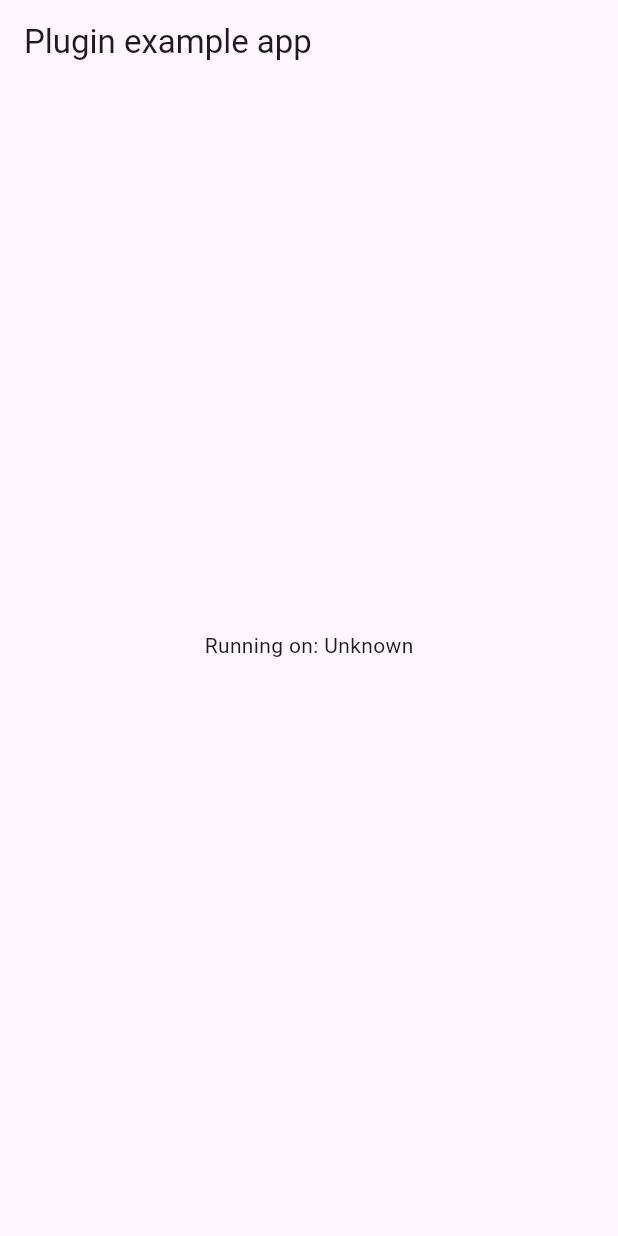
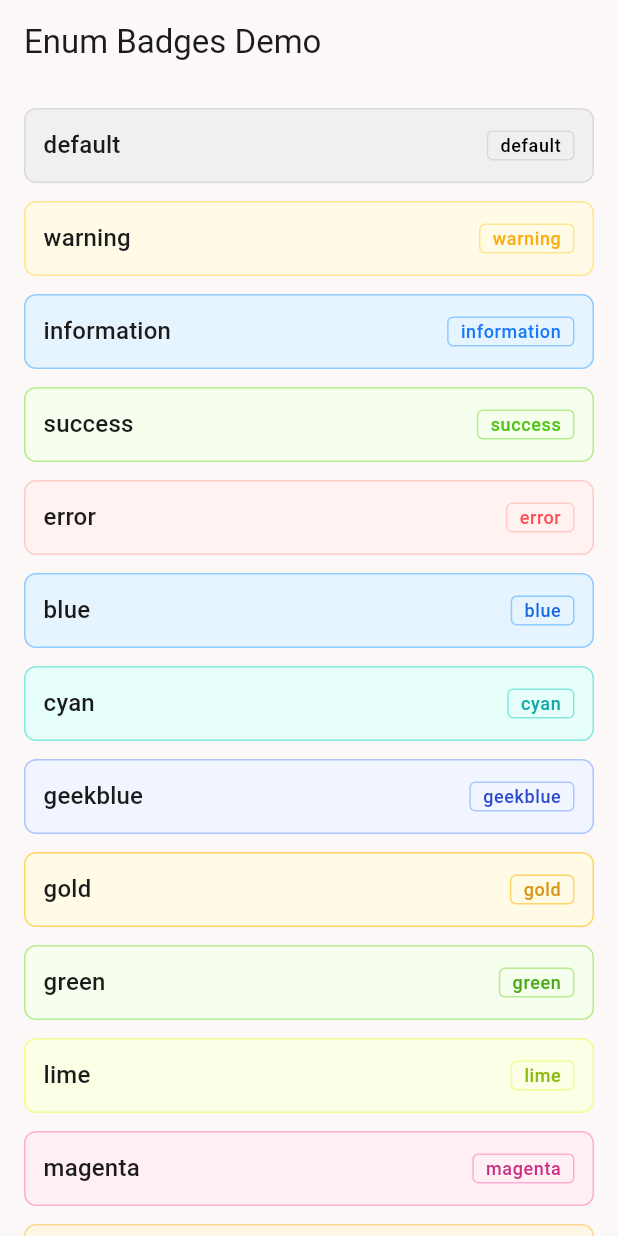
Before and after one commit to thanhtunguet/flutter_json_entity, a Flutter app: the screen it shows after launch, on a phone screen of 412 x 824 dp. Run offline on Flutter 3.47's test engine with Material 3 defaults, Android fonts, the phone set to English and light mode, and no system bars; our stand-ins replace bloc, device_info_plus, dio, equatable, file_picker, firebase_crashlytics and 17 more; missing offline and left inert: aad_oauth, supa_carbon_icons; accounts and stored records are empty.

Commit message:
Update project configuration and dependencies: enhance .gitignore, update iOS deployment target to 13.0, add GoRouter dependency, and refactor main app structure for improved routing and theme management.

```diff
--- /dev/null
+++ b/example/lib/enum_badges_page.dart
@@ -0,0 +1,68 @@
+import 'package:flutter/material.dart';
+import 'package:supa_architecture/models/models.dart';
+import 'package:supa_architecture/theme/supa_extended_color_theme.dart';
+import 'package:supa_architecture/widgets/widgets.dart';
+
+class EnumBadgesPage extends StatelessWidget {
+  const EnumBadgesPage({super.key});
+
+  static const List<String> _tokenKeys = <String>[
+    'default',
+    'warning',
+    'information',
+    'success',
+    'error',
+    'blue',
+    'cyan',
+    'geekblue',
+    'gold',
+    'green',
+    'lime',
+    'magenta',
+    'orange',
+    'purple',
+    'red',
+    'volcano',
+  ];
+
+  @override
+  Widget build(BuildContext context) {
+    final extended = Theme.of(context).extension<SupaExtendedColorScheme>();
+
+    return Scaffold(
+      appBar: AppBar(
+        title: const Text('Enum Badges Demo'),
+      ),
+      body: ListView.separated(
+        padding: const EdgeInsets.all(16),
+        itemCount: _tokenKeys.length,
+        separatorBuilder: (_, __) => const SizedBox(height: 12),
+        itemBuilder: (context, index) {
+          final key = _tokenKeys[index];
+          final enumModel = EnumModel()
+            ..name.rawValue = key
+            ..color.rawValue = key
+            ..backgroundColor.rawValue = key; // legacy path still supported
+
+          final token = extended?.getTokenGroup(key);
+
+          return Container(
+            padding: const EdgeInsets.all(12),
+            decoration: BoxDecoration(
+              color: token?.background ?? Colors.transparent,
+              border: Border.all(color: token?.border ?? Colors.transparent),
+              borderRadius: BorderRadius.circular(8),
+            ),
+            child: Row(
+              mainAxisAlignment: MainAxisAlignment.spaceBetween,
+              children: [
+                Text(key, style: Theme.of(context).textTheme.titleMedium),
+                EnumStatusBadge(status: enumModel),
+              ],
+            ),
+          );
+        },
+      ),
+    );
+  }
+}
--- a/example/lib/main.dart
+++ b/example/lib/main.dart
@@ -1,60 +1,47 @@
-import 'dart:async';
+import 'package:flutter/material.dart';
+import 'package:go_router/go_router.dart';
 
-import 'package:flutter/material.dart';
+import 'enum_badges_page.dart';
+import 'supa_color_scheme.dart';
 
 void main() {
-  runApp(const MyApp());
+  runApp(const ExampleApp());
 }
 
-class MyApp extends StatefulWidget {
-  const MyApp({super.key});
-
-  @override
-  State<MyApp> createState() => _MyAppState();
-}
-
-class _MyAppState extends State<MyApp> {
-  final String _platformVersion = 'Unknown';
-
-  @override
-  void initState() {
-    super.initState();
-    initPlatformState();
-  }
-
-  // Platform messages are asynchronous, so we initialize in an async method.
-  Future<void> initPlatformState() async {
-    // String platformVersion;
-    // Platform messages may fail, so we use a try/catch PlatformException.
-    // We also handle the message potentially returning null.
-    // try {
-    //   platformVersion = await _supaArchitecturePlugin.getPlatformVersion() ??
-    //       'Unknown platform version';
-    // } on PlatformException {
-    //   platformVersion = 'Failed to get platform version.';
-    // }
-
-    // If the widget was removed from the tree while the asynchronous platform
-    // message was in flight, we want to discard the reply rather than calling
-    // setState to update our non-existent appearance.
-    if (!mounted) return;
-
-    setState(() {
-      // _platformVersion = platformVersion;
-    });
-  }
+class ExampleApp extends StatelessWidget {
+  const ExampleApp({super.key});
 
   @override
   Widget build(BuildContext context) {
-    return MaterialApp(
-      home: Scaffold(
-        appBar: AppBar(
-          title: const Text('Plugin example app'),
+    final router = GoRouter(
+      routes: [
+        GoRoute(
+          path: '/',
+          builder: (context, state) => const EnumBadgesPage(),
         ),
-        body: Center(
-          child: Text('Running on: $_platformVersion\n'),
-        ),
-      ),
+      ],
+    );
+
+    final ThemeData lightTheme = ThemeData.from(
+      colorScheme: lightColorScheme,
+      useMaterial3: true,
+    ).copyWith(
+      extensions: const [lightExtendedColorScheme],
+    );
+
+    final ThemeData darkTheme = ThemeData.from(
+      colorScheme: darkColorScheme,
+      useMaterial3: true,
+    ).copyWith(
+      extensions: const [darkExtendedColorScheme],
+    );
+
+    return MaterialApp.router(
+      title: 'Supa Architecture Example',
+      theme: lightTheme,
+      darkTheme: darkTheme,
+      routerConfig: router,
+      debugShowCheckedModeBanner: false,
     );
   }
 }
--- /dev/null
+++ b/example/lib/supa_color_scheme.dart
@@ -0,0 +1,206 @@
+// GENERATED FILE - DO NOT MODIFY BY HAND
+import 'package:flutter/material.dart';
+import 'package:supa_architecture/theme/supa_extended_color_theme.dart';
+
+const ColorScheme lightColorScheme = ColorScheme(
+  brightness: Brightness.light,
+  primary: Color(0xFF6D14E0),
+  surfaceTint: Color(0xFF7628E9),
+  onPrimary: Color(0xFFFFFFFF),
+  primaryContainer: Color(0xFF863EF9),
+  onPrimaryContainer: Color(0xFFF7EDFF),
+  secondary: Color(0xFF5C00C4),
+  onSecondary: Color(0xFFFFFFFF),
+  secondaryContainer: Color(0xFFEBDCFF),
+  onSecondaryContainer: Color(0xFF260059),
+  tertiary: Color(0xFF71585D),
+  onTertiary: Color(0xFFFFFFFF),
+  tertiaryContainer: Color(0xFFFFDDE3),
+  onTertiaryContainer: Color(0xFF795F65),
+  error: Color(0xFFBA1A1A),
+  onError: Color(0xFFFFFFFF),
+  errorContainer: Color(0xFFFFDAD6),
+  onErrorContainer: Color(0xFF93000A),
+  surface: Color(0xFFFCF8F8),
+  onSurface: Color(0xFF1C1B1B),
+  onSurfaceVariant: Color(0xFF4A4455),
+  outline: Color(0xFF7C7487),
+  outlineVariant: Color(0xFFCDC2D8),
+  shadow: Color(0xFF000000),
+  scrim: Color(0xFF000000),
+  inverseSurface: Color(0xFF313030),
+  onInverseSurface: Color(0xFFF4F0EF),
+  inversePrimary: Color(0xFFD4BBFF),
+  primaryFixed: Color(0xFFEBDCFF),
+  onPrimaryFixed: Color(0xFF260059),
+  primaryFixedDim: Color(0xFFD4BBFF),
+  onPrimaryFixedVariant: Color(0xFF5C00C4),
+  secondaryFixed: Color(0xFFE8DEFF),
+  onSecondaryFixed: Color(0xFF1E153B),
+  secondaryFixedDim: Color(0xFFCCC0F0),
+  onSecondaryFixedVariant: Color(0xFF4A4169),
+  tertiaryFixed: Color(0xFFFCDAE0),
+  onTertiaryFixed: Color(0xFF29161B),
+  tertiaryFixedDim: Color(0xFFDFBEC4),
+  onTertiaryFixedVariant: Color(0xFF584146),
+  surfaceDim: Color(0xFFDDD9D9),
+  surfaceBright: Color(0xFFFCF8F8),
+  surfaceContainerLowest: Color(0xFFFFFFFF),
+  surfaceContainerLow: Color(0xFFF6F3F2),
+  surfaceContainer: Color(0xFFF1EDEC),
+  surfaceContainerHigh: Color(0xFFEBE7E7),
+  surfaceContainerHighest: Color(0xFFE5E2E1),
+);
+
+const ColorScheme darkColorScheme = ColorScheme(
+  brightness: Brightness.dark,
+  primary: Color(0xFFD4BBFF),
+  surfaceTint: Color(0xFFD4BBFF),
+  onPrimary: Color(0xFF40008C),
+  primaryContainer: Color(0xFF863EF9),
+  onPrimaryContainer: Color(0xFFF7EDFF),
+  secondary: Color(0xFFF6EEFF),
+  onSecondary: Color(0xFF332A51),
+  secondaryContainer: Color(0xFFDBCEFF),
+  onSecondaryContainer: Color(0xFF605680),
+  tertiary: Color(0xFFFFFFFF),
+  onTertiary: Color(0xFF402B2F),
+  tertiaryContainer: Color(0xFFFCDAE0),
+  onTertiaryContainer: Color(0xFF775E63),
+  error: Color(0xFFFFB4AB),
+  onError: Color(0xFF690005),
+  errorContainer: Color(0xFF93000A),
+  onErrorContainer: Color(0xFFFFDAD6),
+  surface: Color(0xFF141313),
+  onSurface: Color(0xFFE5E2E1),
+  onSurfaceVariant: Color(0xFFCDC2D8),
+  outline: Color(0xFF968DA1),
+  outlineVariant: Color(0xFF4A4455),
+  shadow: Color(0xFF000000),
+  scrim: Color(0xFF000000),
+  inverseSurface: Color(0xFFE5E2E1),
+  onInverseSurface: Color(0xFF313030),
+  inversePrimary: Color(0xFF7628E9),
+  primaryFixed: Color(0xFFEBDCFF),
+  onPrimaryFixed: Color(0xFF260059),
+  primaryFixedDim: Color(0xFFD4BBFF),
+  onPrimaryFixedVariant: Color(0xFF5C00C4),
+  secondaryFixed: Color(0xFFE8DEFF),
+  onSecondaryFixed: Color(0xFF1E153B),
+  secondaryFixedDim: Color(0xFFCCC0F0),
+  onSecondaryFixedVariant: Color(0xFF4A4169),
+  tertiaryFixed: Color(0xFFFCDAE0),
+  onTertiaryFixed: Color(0xFF29161B),
+  tertiaryFixedDim: Color(0xFFDFBEC4),
+  onTertiaryFixedVariant: Color(0xFF584146),
+  surfaceDim: Color(0xFF141313),
+  surfaceBright: Color(0xFF3A3939),
+  surfaceContainerLowest: Color(0xFF0E0E0E),
+  surfaceContainerLow: Color(0xFF1C1B1B),
+  surfaceContainer: Color(0xFF201F1F),
+  surfaceContainerHigh: Color(0xFF2A2A2A),
+  surfaceContainerHighest: Color(0xFF353434),
+);
+
+const SupaExtendedColorScheme lightExtendedColorScheme =
+    SupaExtendedColorScheme(
+  warningText: Color(0xFFFAAD14),
+  warningBackground: Color(0xFFFFFBE6),
+  warningBorder: Color(0xFFFFE58F),
+  informationText: Color(0xFF1677FF),
+  informationBackground: Color(0xFFE6F4FF),
+  informationBorder: Color(0xFF91CAFF),
+  successText: Color(0xFF52C41A),
+  successBackground: Color(0xFFF6FFED),
+  successBorder: Color(0xFFB7EB8F),
+  defaultText: Color(0xFF000000),
+  defaultBackground: Color(0xFFF0f0f0),
+  defaultBorder: Color(0xFFD9D9D9),
+  errorText: Color(0xFFFF4D4F),
+  errorBackground: Color(0xFFFFF2F0),
+  errorBorder: Color(0xFFFFCCC7),
+  blueTagText: Color(0xFF1668DC),
+  blueTagBackground: Color(0xFFE6F4FF),
+  blueTagBorder: Color(0xFF91CAFF),
+  cyanTagText: Color(0xFF13A8A8),
+  cyanTagBackground: Color(0xFFE6FFFB),
+  cyanTagBorder: Color(0xFF87E8DE),
+  geekblueTagText: Color(0xFF2B4ACB),
+  geekblueTagBackground: Color(0xFFF0F5FF),
+  geekblueTagBorder: Color(0xFFADC6FF),
+  goldTagText: Color(0xFFD89614),
+  goldTagBackground: Color(0xFFFFFBE6),
+  goldTagBorder: Color(0xFFFFD666),
+  greenTagText: Color(0xFF49AA19),
+  greenTagBackground: Color(0xFFF6FFED),
+  greenTagBorder: Color(0xFFB7EB8F),
+  limeTagText: Color(0xFF8BBB11),
+  limeTagBackground: Color(0xFFFCFFE6),
+  limeTagBorder: Color(0xFFEAFF8F),
+  magentaTagText: Color(0xFFCB2B83),
+  magentaTagBackground: Color(0xFFFFF0F6),
+  magentaTagBorder: Color(0xFFFFADD2),
+  orangeTagText: Color(0xFFD87A16),
+  orangeTagBackground: Color(0xFFFFF7E6),
+  orangeTagBorder: Color(0xFFFFD591),
+  purpleTagText: Color(0xFF722ED1),
+  purpleTagBackground: Color(0xFFF9F0FF),
+  purpleTagBorder: Color(0xFFD3ADF7),
+  redTagText: Color(0xFFD32029),
+  redTagBackground: Color(0xFFFFF2F0),
+  redTagBorder: Color(0xFFFFCCC7),
+  volcanoTagText: Color(0xFFD84A1B),
+  volcanoTagBackground: Color(0xFFFFF2E8),
+  volcanoTagBorder: Color(0xFFFFBB96),
+);
+
+const SupaExtendedColorScheme darkExtendedColorScheme = SupaExtendedColorScheme(
+  warningText: Color(0xFFFAAD14),
+  warningBackground: Color(0xFFFFFBE6),
+  warningBorder: Color(0xFFFFE58F),
+  informationText: Color(0xFF1677FF),
+  informationBackground: Color(0xFFE6F4FF),
+  informationBorder: Color(0xFF91CAFF),
+  successText: Color(0xFF52C41A),
+  successBackground: Color(0xFFF6FFED),
+  successBorder: Color(0xFFB7EB8F),
+  defaultText: Color(0xFF000000),
+  defaultBackground: Color(0xFFF0f0f0),
+  defaultBorder: Color(0xFFD9D9D9),
+  errorText: Color(0xFFFF4D4F),
+  errorBackground: Color(0xFFFFF2F0),
+  errorBorder: Color(0xFFFFCCC7),
+  blueTagText: Color(0xFF1668DC),
+  blueTagBackground: Color(0xFFE6F4FF),
+  blueTagBorder: Color(0xFF91CAFF),
+  cyanTagText: Color(0xFF13A8A8),
+  cyanTagBackground: Color(0xFFE6FFFB),
+  cyanTagBorder: Color(0xFF87E8DE),
+  geekblueTagText: Color(0xFF2B4ACB),
+  geekblueTagBackground: Color(0xFFF0F5FF),
+  geekblueTagBorder: Color(0xFFADC6FF),
+  goldTagText: Color(0xFFD89614),
+  goldTagBackground: Color(0xFFFFFBE6),
+  goldTagBorder: Color(0xFFFFD666),
+  greenTagText: Color(0xFF49AA19),
+  greenTagBackground: Color(0xFFF6FFED),
+  greenTagBorder: Color(0xFFB7EB8F),
+  limeTagText: Color(0xFF8BBB11),
+  limeTagBackground: Color(0xFFFCFFE6),
+  limeTagBorder: Color(0xFFEAFF8F),
+  magentaTagText: Color(0xFFCB2B83),
+  magentaTagBackground: Color(0xFFFFF0F6),
+  magentaTagBorder: Color(0xFFFFADD2),
+  orangeTagText: Color(0xFFD87A16),
+  orangeTagBackground: Color(0xFFFFF7E6),
+  orangeTagBorder: Color(0xFFFFD591),
+  purpleTagText: Color(0xFF722ED1),
+  purpleTagBackground: Color(0xFFF9F0FF),
+  purpleTagBorder: Color(0xFFD3ADF7),
+  redTagText: Color(0xFFD32029),
+  redTagBackground: Color(0xFFFFF2F0),
+  redTagBorder: Color(0xFFFFCCC7),
+  volcanoTagText: Color(0xFFD84A1B),
+  volcanoTagBackground: Color(0xFFFFF2E8),
+  volcanoTagBorder: Color(0xFFFFBB96),
+);
--- a/example/pubspec.yaml
+++ b/example/pubspec.yaml
@@ -28,6 +28,7 @@ dependencies:
   # The following adds the Cupertino Icons font to your application.
   # Use with the CupertinoIcons class for iOS style icons.
   cupertino_icons: ^1.0.8
+  go_router: ^15.0.0
 
 dev_dependencies:
   integration_test:
```
Also changed, not shown: example/pubspec.lock, 6 other files.
